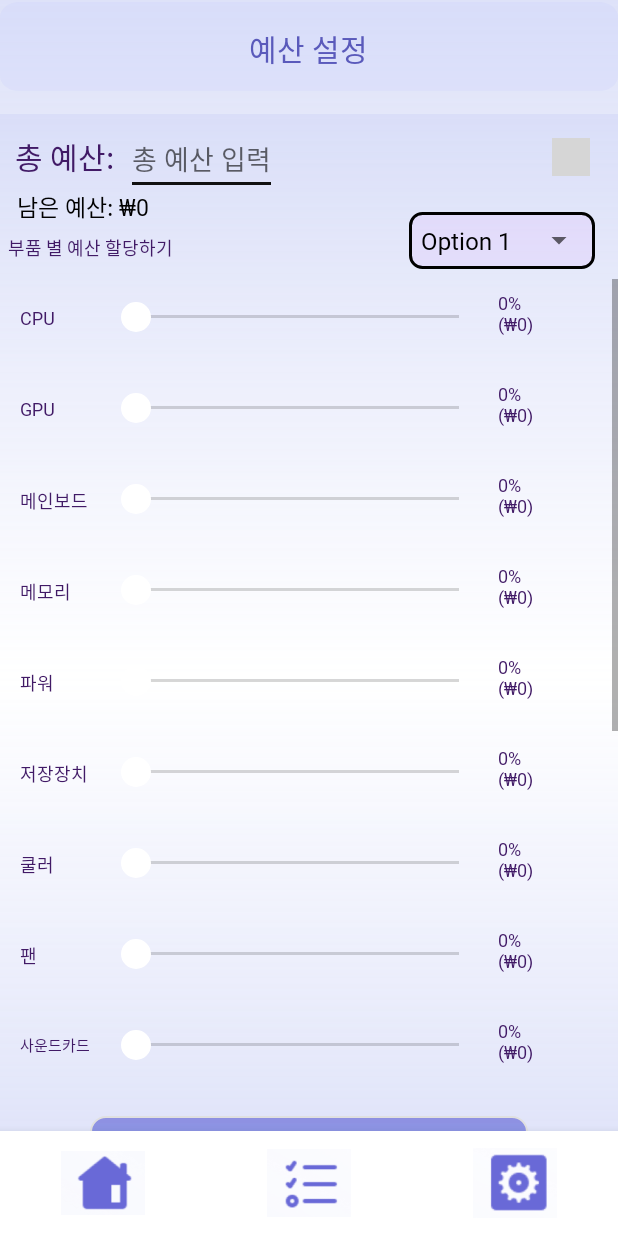
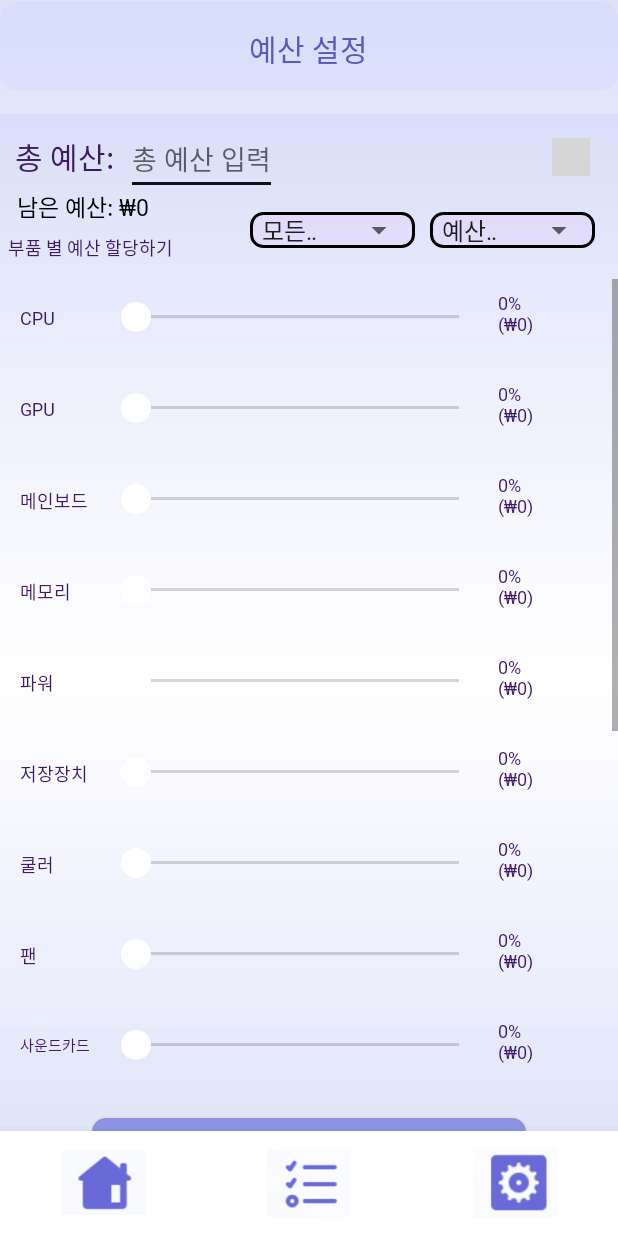
Before and after one commit to Frivack/SMU_Capstone, an Android app built with Jetpack Compose: the BudgetPage screen opened directly, with no data from a screen before it, on a phone screen of 412 x 824 dp. Run offline under Robolectric (Android 15) with nearby library versions, the phone set to English and light mode, and no system bars; grey boxes are pictures that could not be loaded.

Commit message:
테마 적용 및 드롭다운 완성

```diff
--- a/app/src/main/java/com/capstone/myapplication/BudgetPage.kt
+++ b/app/src/main/java/com/capstone/myapplication/BudgetPage.kt
@@ -27,6 +27,9 @@ class BudgetPage : AppCompatActivity() {
     // SeekBar와 TextView를 저장할 리스트
     private val seekBars = mutableListOf<SeekBar>()
     private val percentageTexts = mutableListOf<TextView>()
+
+    private lateinit var themeSpinner: Spinner
+    private var selectedThemeId: Int? = null // 선택된 테마 ID를 저장할 변수 추가
 
     override fun onCreate(savedInstanceState: Bundle?) {
         super.onCreate(savedInstanceState)
@@ -107,22 +110,23 @@ class BudgetPage : AppCompatActivity() {
         })
 
         val currentBudget = intent.getStringExtra("CURRENT_BUDGET")
-        val totalBudgetEdit = findViewById<EditText>(R.id.total_budget_edit)
         totalBudgetEdit.setText(currentBudget)
 
         // 완료 버튼 클릭 시 데이터 반환
         val finishButton = findViewById<RelativeLayout>(R.id.finish_button)
         finishButton.setOnClickListener {
             val totalBudget = totalBudgetEdit.text.toString()
+            val totalBudgetValue = this.totalBudget.toString()
             val remainingBudgetString = remainingBudgetText.text.toString()
             val extractedBudget = remainingBudgetString.replace("[^\\d]".toRegex(), "").toIntOrNull()
             val percentageValues = percentageTexts.map { it.text.toString() }
 
             Log.e("FinishButton", "total: $totalBudget extracted: ${extractedBudget.toString()} Percentage: ${percentageValues.toString()}")
             val resultIntent = Intent()
-            resultIntent.putExtra("TOTAL_BUDGET", totalBudget)
+            resultIntent.putExtra("TOTAL_BUDGET", totalBudgetValue)
             resultIntent.putExtra("REMAINING_BUDGET", extractedBudget.toString())
             resultIntent.putStringArrayListExtra("PERCENTAGE_VALUES", ArrayList(percentageValues))
+            selectedThemeId?.let { resultIntent.putExtra("SELECTED_THEME_ID", it) }
 
             setResult(RESULT_OK, resultIntent)
             finish() // 현재 액티비티 종료
@@ -154,6 +158,12 @@ class BudgetPage : AppCompatActivity() {
                 // 아무것도 선택되지 않은 경우 처리
             }
         }
+
+        // 기존 예산 프리셋 Spinner 설정
+        setupPresetSpinner()
+
+        // 신규 테마 Spinner 설정
+        setupThemeSpinner()
     }
 
     private fun setupSeekBar(seekBar: SeekBar, valueText: TextView) {
@@ -213,4 +223,65 @@ class BudgetPage : AppCompatActivity() {
         // 숫자를 ₩ 단위로 포맷팅
         return "₩${String.format("%,d", amount)}"
     }
+
+
+    // 예산 프리셋 적용 로직 (예시 구현)
+    private fun applyBudgetPreset(presetIndex: Int) {
+        val percentages = when (presetIndex) {
+            1 -> listOf(20, 25, 10, 15, 5, 10, 5, 5, 0, 5, 0, 0, 0, 0, 0, 0) // 사무용
+            2 -> listOf(20, 35, 10, 15, 5, 5, 5, 0, 0, 5, 0, 0, 0, 0, 0, 0) // 게이밍
+            3 -> listOf(25, 40, 10, 10, 5, 5, 0, 0, 0, 5, 0, 0, 0, 0, 0, 0) // 최고 사양
+            else -> null // "직접 설정" 또는 기타
+        }
+
+        percentages?.let {
+            if (it.size == seekBars.size) {
+                var totalPercentage = 0
+                for (i in seekBars.indices) {
+                    seekBars[i].progress = it[i]
+                    totalPercentage += it[i]
+                }
+                if (totalPercentage > 100) {
+                    Toast.makeText(this, "프리셋의 총합이 100%를 넘습니다!", Toast.LENGTH_SHORT).show()
+                }
+            }
+        }
+    }
+
+    // 기존 드롭다운 메뉴 관련 코드를 함수로 분리 및 수정
+    private fun setupPresetSpinner() {
+        val spinner = findViewById<Spinner>(R.id.spinner_budget_options)
+        // 프리셋 옵션 정의 (예시)
+        val options = listOf("예산 설정", "사무용 표준", "게이밍 입문", "최고 사양")
+
+        val adapter = ArrayAdapter(this, android.R.layout.simple_spinner_item, options)
+        adapter.setDropDownViewResource(R.layout.item_custom_spinner_dropdown)
+        spinner.adapter = adapter
+
+        spinner.onItemSelectedListener = object : AdapterView.OnItemSelectedListener {
+            override fun onItemSelected(parent: AdapterView<*>, view: View?, position: Int, id: Long) {
+                // 선택된 프리셋에 따라 SeekBar 값들을 자동으로 ㅅㄷ조절하는 로직
+                applyBudgetPreset(position)
+            }
+            override fun onNothingSelected(parent: AdapterView<*>) {}
+        }
+    }
+    // 테마 Spinner 설정 함수
+    private fun setupThemeSpinner() {
+        themeSpinner = findViewById(R.id.spinner_theme_options)
+        // 서버 API와 매칭되는 테마 목록 정의
+        val themes = listOf("모든 테마", "블랙 & 화이트", "RGB", "블랙", "화이트", "핑크 & 퍼플")
+
+        val adapter = ArrayAdapter(this, android.R.layout.simple_spinner_item, themes)
+        adapter.setDropDownViewResource(R.layout.item_custom_spinner_dropdown)
+        themeSpinner.adapter = adapter
+
+        themeSpinner.onItemSelectedListener = object : AdapterView.OnItemSelectedListener {
+            override fun onItemSelected(parent: AdapterView<*>?, view: View?, position: Int, id: Long) {
+                // "모든 테마"(position 0)는 null, 나머지는 서버 API에 맞는 ID(1부터 시작)
+                selectedThemeId = if (position == 0) null else position
+            }
+            override fun onNothingSelected(parent: AdapterView<*>?) {}
+        }
+    }
 }
--- a/app/src/main/java/com/capstone/myapplication/PartsAdapter.kt
+++ b/app/src/main/java/com/capstone/myapplication/PartsAdapter.kt
@@ -16,7 +16,7 @@ class PartsAdapter(
     private val context: Context,
     private var selectedParts: MutableList<Pair<String, Map<String, String>>>,
     private val allParts: Map<String, List<Map<String, String>>>, // 모든 부품 목록
-    private val onPartSelected: (Int, Map<String, String>) -> Unit // (변경된 아이템 인덱스, 새로 선택된 부품) 콜백
+    private val onPartSelected: (Int, Map<String, String>, List<Pair<String, Map<String, String>>>) -> Unit
 ) : RecyclerView.Adapter<PartsAdapter.PartViewHolder>() {
 
     private var isInitialBinding = true // 초기 바인딩 시 스피너 이벤트 방지 플래그
@@ -82,7 +82,7 @@ class PartsAdapter(
 
                     // 선택된 부품이 현재 부품과 다를 경우에만 콜백 호출 (무한 루프 방지)
                     if (newSelectedPart["name"] != selectedParts[position].second["name"]) {
-                        onPartSelected(position, newSelectedPart)
+                        onPartSelected(position, newSelectedPart, selectedParts)
                     }
                 }
                 override fun onNothingSelected(parent: AdapterView<*>?) {}
--- a/app/src/main/res/layout/activity_budget.xml
+++ b/app/src/main/res/layout/activity_budget.xml
@@ -91,7 +91,8 @@
                 android:gravity="top"
                 />
             <LinearLayout
-                android:layout_width="wrap_content"
+                android:id="@+id/preset_spinner_layout"
+                android:layout_width="110dp"
                 android:layout_height="wrap_content"
                 android:layout_marginTop="65dp"
                 android:layout_marginEnd="15dp"
@@ -101,6 +102,25 @@
                     android:id="@+id/spinner_budget_options"
                     android:layout_width="wrap_content"
                     android:layout_height="wrap_content"
+                    android:dropDownWidth="wrap_content"
+                    android:spinnerMode="dropdown"/>
+            </LinearLayout>
+
+            <LinearLayout
+                android:id="@+id/theme_spinner_layout"
+                android:layout_width="110dp"
+                android:layout_height="wrap_content"
+                android:layout_toStartOf="@id/preset_spinner_layout"
+                android:layout_alignTop="@id/preset_spinner_layout"
+                android:layout_marginEnd="10dp"
+                android:background="@drawable/layout_outline"
+                android:orientation="vertical">
+
+                <Spinner
+                    android:id="@+id/spinner_theme_options"
+                    android:layout_width="wrap_content"
+                    android:layout_height="wrap_content"
+                    android:dropDownWidth="wrap_content"
                     android:spinnerMode="dropdown"/>
             </LinearLayout>
         </RelativeLayout>
--- a/app/src/main/res/values/strings.xml
+++ b/app/src/main/res/values/strings.xml
@@ -64,7 +64,7 @@
     <string name="really">정말로 탈퇴하시겠습니까?</string>
     <string name="donot">\n탈퇴 후에는 해당 계정과 관련된 \n모든 데이터가 삭제됩니다.\n신중하게 결정해주세요.\n\n\n아래 버튼을 누르면 회원 탈퇴가 진행되며, \n탈퇴 즉시 서비스를 이용할 수 없게 됩니다.</string>
     <string name="userout">회원 탈퇴</string>
-    <string name="notice">리뷰</string>
+    <string name="notice">공지사항</string>
     <string name="notice_text">공지사항</string>
     <string name="servicecenter">Service Center</string>
     <string name="mayi">무엇이 궁금하세요?\n편하게 질문해주세요.</string>
```
Also changed, not shown: app/src/main/java/com/capstone/myapplication/BuildPage.kt (+57 -43 lines), app/src/main/java/com/capstone/myapplication/DatabaseHelper.kt (+8 -7 lines), app/src/main/res/layout/item_custom_spinner_dropdown.xml (added, +16 -0 lines).
